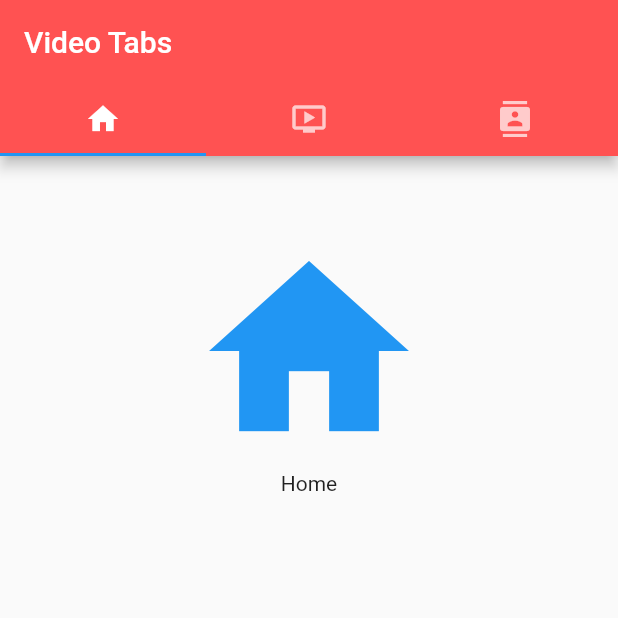
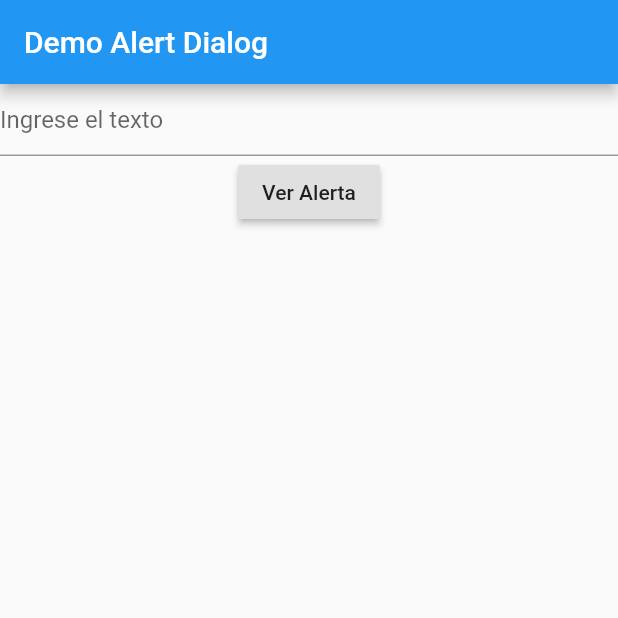
Before and after one commit to alvag/widgets_flutter, a Flutter app: the screen it shows after launch, on a phone screen of 412 x 824 dp, the top half of it. Run offline on Flutter 3.47's test engine with Material 2 defaults, Android fonts, the phone set to English and light mode, and no system bars.

Commit message:
Alert Dialog

```diff
--- a/lib/main.dart
+++ b/lib/main.dart
@@ -1,8 +1,10 @@
 import 'package:flutter/material.dart';
+import 'package:introduccion_flutter/widgets/alert.dart';
 import 'package:introduccion_flutter/widgets/tabs.dart';
 
 void main() {
     runApp(MaterialApp(
-        home: MyTabs(),
+//        home: MyTabs(),
+    home: MyAlertDialog(),
     ));
 }
--- /dev/null
+++ b/lib/widgets/alert.dart
@@ -0,0 +1,73 @@
+import 'package:flutter/material.dart';
+
+class MyAlertDialog extends StatefulWidget {
+    @override
+    _MyAlertDialogState createState() => _MyAlertDialogState();
+}
+
+class _MyAlertDialogState extends State<MyAlertDialog> {
+
+    String inputText = '';
+
+    @override
+    Widget build(BuildContext context) {
+        return Scaffold(
+            appBar: AppBar(
+                title: Text('Demo Alert Dialog'),
+            ),
+            body: Container(
+                child: Center(
+                    child: Column(
+                        children: <Widget>[
+                            TextField(
+                                decoration: InputDecoration(
+                                    hintText: 'Ingrese el texto'
+                                ),
+                                onChanged: (String value) {setState(() {
+                                  inputText = value;
+                                });},
+                            ),
+                            RaisedButton(
+                                child: Text('Ver Alerta'),
+                                onPressed: () {
+                                    showAlert(inputText);
+                                },
+                            )
+                        ],
+
+                    ),
+                )
+            ),
+        );
+    }
+
+    void showAlert(String value) {
+        AlertDialog dialog = AlertDialog(
+            content: Text(value),
+            actions: <Widget>[
+                FlatButton(
+                    onPressed: () {_onPressed(DialogOptions.Yes);},
+                    child: Text('Aceptar')
+                ),
+                FlatButton(
+                    onPressed: () {_onPressed(DialogOptions.No);},
+                    child: Text('Cancelar'),
+                )
+            ],
+        );
+
+        showDialog(
+            context: context,
+            builder: (BuildContext context) {
+            return dialog;
+        });
+    }
+
+    _onPressed(DialogOptions option) {
+        print('Has presionado la opcion $option');
+    }
+}
+
+enum DialogOptions {
+    Yes, No
+}
```
